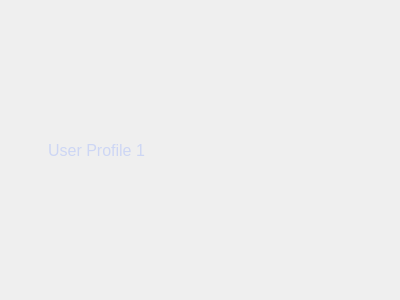
Old version of the form src/mainwindow/mainwindow.ui in the repository MarcusPy827/Husky-Panel.
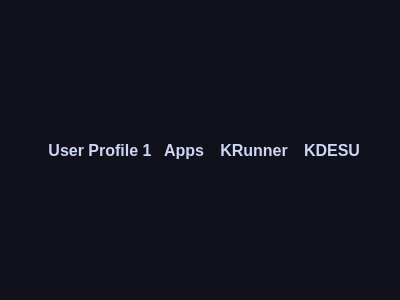
New version of the form.

Commit message: [Frontend] Added: Quick action buttons

Patch:
```diff
--- a/src/mainwindow/mainwindow.ui
+++ b/src/mainwindow/mainwindow.ui
@@ -14,7 +14,7 @@
    <string>Form</string>
   </property>
   <property name="styleSheet">
-   <string notr="true">#MainWindow {
+   <string notr="true">QWidget {
   background: #11111b;
 }</string>
   </property>
@@ -67,17 +67,20 @@
    </item>
    <item>
     <layout class="QHBoxLayout" name="horizontalLayout">
+     <property name="spacing">
+      <number>8</number>
+     </property>
      <property name="leftMargin">
       <number>8</number>
      </property>
      <property name="topMargin">
-      <number>8</number>
+      <number>4</number>
      </property>
      <property name="rightMargin">
       <number>8</number>
      </property>
      <property name="bottomMargin">
-      <number>8</number>
+      <number>4</number>
      </property>
      <item>
       <widget class="QPushButton" name="user_name_btn">
@@ -92,6 +95,7 @@
   color: #cdd6f4;
   padding-left: 8px;
   font-size: 16px;
+  font-weight: bold;
   border: none;
 }</string>
        </property>
@@ -100,6 +104,99 @@
        </property>
       </widget>
      </item>
+     <item>
+      <widget class="QPushButton" name="app_drawer_btn">
+       <property name="sizePolicy">
+        <sizepolicy hsizetype="Minimum" vsizetype="Expanding">
+         <horstretch>0</horstretch>
+         <verstretch>0</verstretch>
+        </sizepolicy>
+       </property>
+       <property name="styleSheet">
+        <string notr="true">#app_drawer_btn {
+  color: #cdd6f4;
+  padding: 4px;
+  font-size: 16px;
+  font-weight: bold;
+  border: 0px solid #89dceb;
+}
+
+#app_drawer_btn:hover {
+  color: #89b4fa;
+  background: transparent;
+  font-size: 16px;
+  font-weight: bold;
+  border: 1px solid #89b4fa;
+  border-radius: 5px;
+}</string>
+       </property>
+       <property name="text">
+        <string>Apps</string>
+       </property>
+      </widget>
+     </item>
+     <item>
+      <widget class="QPushButton" name="krunner_btn">
+       <property name="sizePolicy">
+        <sizepolicy hsizetype="Minimum" vsizetype="Expanding">
+         <horstretch>0</horstretch>
+         <verstretch>0</verstretch>
+        </sizepolicy>
+       </property>
+       <property name="styleSheet">
+        <string notr="true">#krunner_btn {
+  color: #cdd6f4;
+  padding: 4px;
+  font-size: 16px;
+  font-weight: bold;
+  border: 0px solid #89dceb;
+}
+
+#krunner_btn:hover {
+  color: #89b4fa;
+  background: transparent;
+  font-size: 16px;
+  font-weight: bold;
+  border: 1px solid #89b4fa;
+  border-radius: 5px;
+}</string>
+       </property>
+       <property name="text">
+        <string>KRunner</string>
+       </property>
+      </widget>
+     </item>
+     <item>
+      <widget class="QPushButton" name="quick_kdesu_btn">
+       <property name="sizePolicy">
+        <sizepolicy hsizetype="Minimum" vsizetype="Expanding">
+         <horstretch>0</horstretch>
+         <verstretch>0</verstretch>
+        </sizepolicy>
+       </property>
+       <property name="styleSheet">
+        <string notr="true">#quick_kdesu_btn {
+  color: #cdd6f4;
+  padding: 4px;
+  font-size: 16px;
+  font-weight: bold;
+  border: 0px solid #89dceb;
+}
+
+#quick_kdesu_btn:hover {
+  color: #89b4fa;
+  background: transparent;
+  font-size: 16px;
+  font-weight: bold;
+  border: 1px solid #89b4fa;
+  border-radius: 5px;
+}</string>
+       </property>
+       <property name="text">
+        <string>KDESU</string>
+       </property>
+      </widget>
+     </item>
      <item>
       <spacer name="spacer_1">
        <property name="orientation">
```
